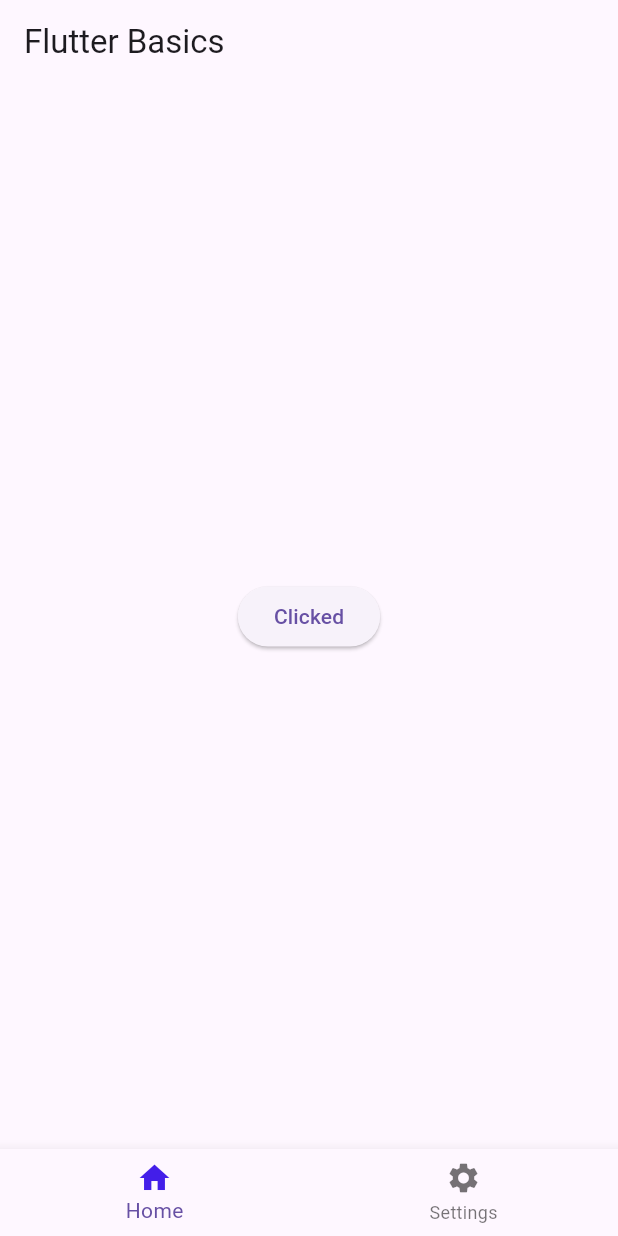
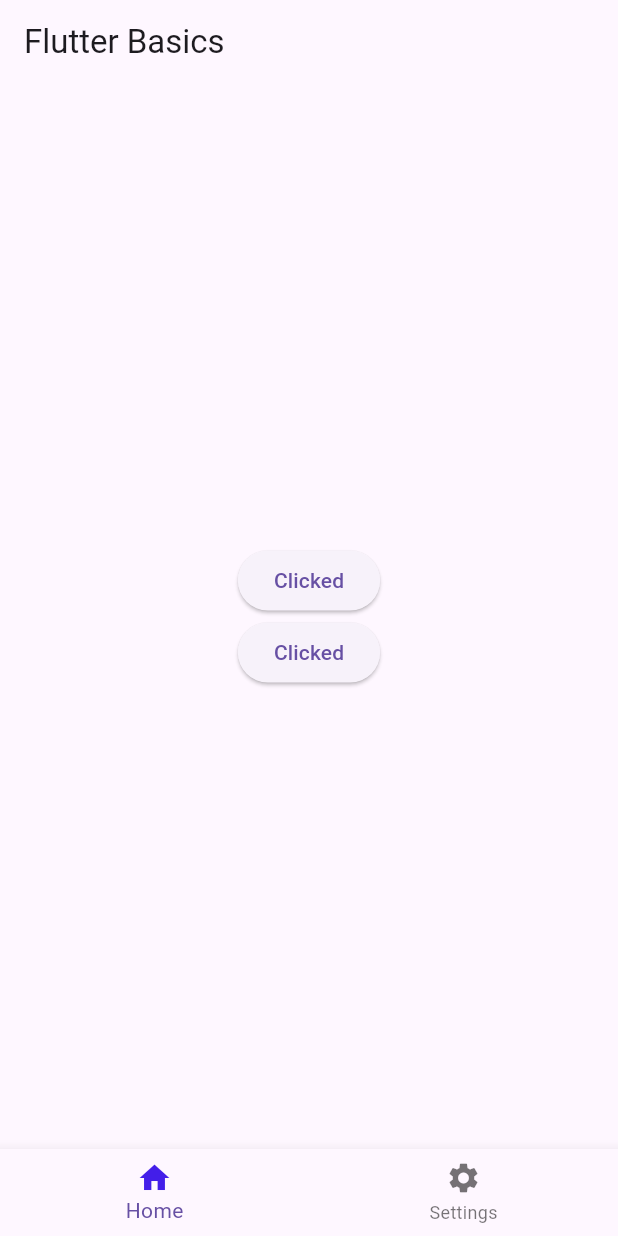
Before and after one commit to Taoheedoh/Flutter_Basics, a Flutter app: the screen it shows after launch, after a tap on "Click", on a phone screen of 412 x 824 dp. Run offline on Flutter 3.47's test engine with Material 3 defaults, Android fonts, the phone set to English and light mode, and no system bars.

Commit message:
Add: Flutter Column

```diff
--- a/lib/main.dart
+++ b/lib/main.dart
@@ -24,13 +24,28 @@ class _MyAppState extends State<MyApp> {
           title: const Text('Flutter Basics'),
         ),
         body: Center(
-          child: ElevatedButton(
+          child: Column(
+            mainAxisAlignment: MainAxisAlignment.center,
+            children: [
+              ElevatedButton(
                 onPressed: () {
                   setState(() {
                     buttonName = 'Clicked';
                   });
                 },
                 child: Text(buttonName),
+              ),
+
+              ElevatedButton(
+                onPressed: () {
+                  setState(() {
+                    buttonName = 'Clicked';
+                  });
+                },
+                child: Text(buttonName),
+              ),
+
+            ],
           ),
         ),
         bottomNavigationBar: BottomNavigationBar(
```
Lines whose indentation alone changed are shown as unchanged.
